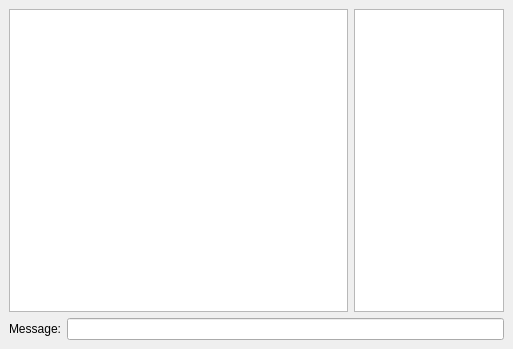
Old version of the form examples/network/chat/chatdialog.ui in the repository arnt/qt-history2.
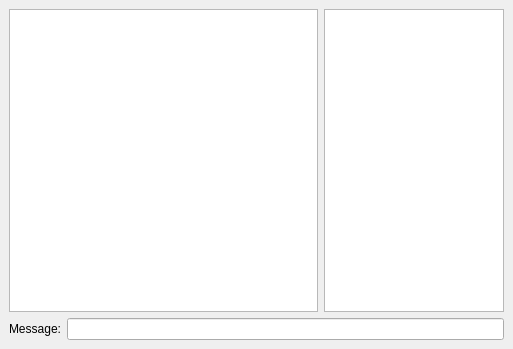
New version of the form.

```diff
--- a/examples/network/chat/chatdialog.ui
+++ b/examples/network/chat/chatdialog.ui
@@ -41,7 +41,7 @@
       <widget class="QListWidget" name="listWidget" >
        <property name="maximumSize" >
         <size>
-         <width>150</width>
+         <width>180</width>
          <height>16777215</height>
         </size>
        </property>
```
